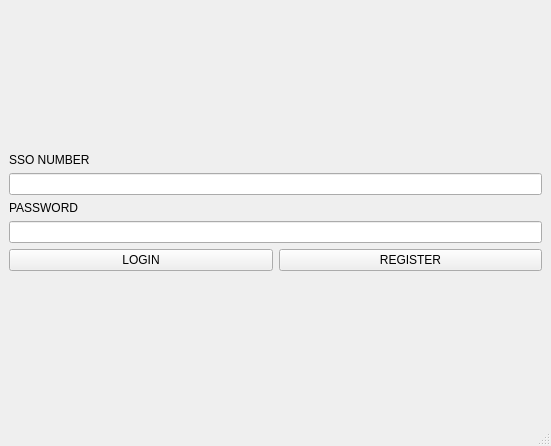
Qt form form.ui (ManiMSV/ibtool) before a commit.
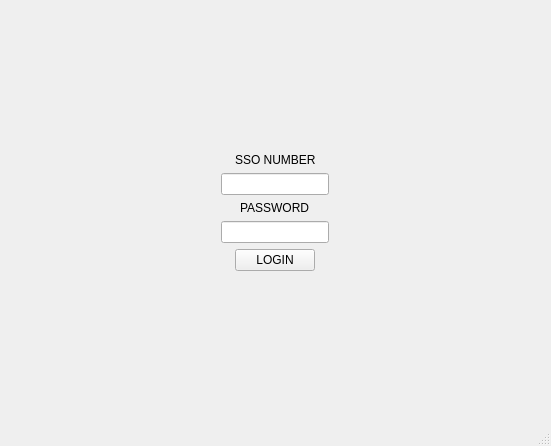
The same form after that commit.

Commit message: refactor: update layout in form.ui and ui_form.py to use QVBoxLayout for improved UI structure

```diff
--- a/form.ui
+++ b/form.ui
@@ -14,18 +14,8 @@
    <string>MainWindow</string>
   </property>
   <widget class="QWidget" name="centralwidget">
-   <layout class="QGridLayout" name="gridLayout">
-    <item row="2" column="0" colspan="2">
-     <widget class="QLineEdit" name="lineEdit_ssonumber"/>
-    </item>
-    <item row="6" column="0">
-     <widget class="QPushButton" name="pushButton_login">
-      <property name="text">
-       <string>LOGIN</string>
-      </property>
-     </widget>
-    </item>
-    <item row="0" column="0" colspan="2">
+   <layout class="QVBoxLayout" name="verticalLayout">
+    <item>
      <spacer name="verticalSpacer_top">
       <property name="orientation">
        <enum>Qt::Orientation::Vertical</enum>
@@ -38,31 +28,34 @@
       </property>
      </spacer>
     </item>
-    <item row="1" column="0" colspan="2">
+    <item alignment="Qt::AlignmentFlag::AlignHCenter">
      <widget class="QLabel" name="label_ssonumber">
       <property name="text">
        <string>SSO NUMBER</string>
       </property>
      </widget>
     </item>
-    <item row="6" column="1">
-     <widget class="QPushButton" name="pushButton_register">
-      <property name="text">
-       <string>REGISTER</string>
-      </property>
-     </widget>
+    <item alignment="Qt::AlignmentFlag::AlignHCenter">
+     <widget class="QLineEdit" name="lineEdit_ssonumber"/>
     </item>
-    <item row="4" column="0" colspan="2">
+    <item alignment="Qt::AlignmentFlag::AlignHCenter">
      <widget class="QLabel" name="label_password">
       <property name="text">
        <string>PASSWORD</string>
       </property>
      </widget>
     </item>
-    <item row="5" column="0" colspan="2">
+    <item alignment="Qt::AlignmentFlag::AlignHCenter">
      <widget class="QLineEdit" name="lineEdit_password"/>
     </item>
-    <item row="7" column="0" colspan="2">
+    <item alignment="Qt::AlignmentFlag::AlignHCenter">
+     <widget class="QPushButton" name="pushButton_login">
+      <property name="text">
+       <string>LOGIN</string>
+      </property>
+     </widget>
+    </item>
+    <item>
      <spacer name="verticalSpacer_bottom">
       <property name="orientation">
        <enum>Qt::Orientation::Vertical</enum>
```
The commit also changes 2 other files.
